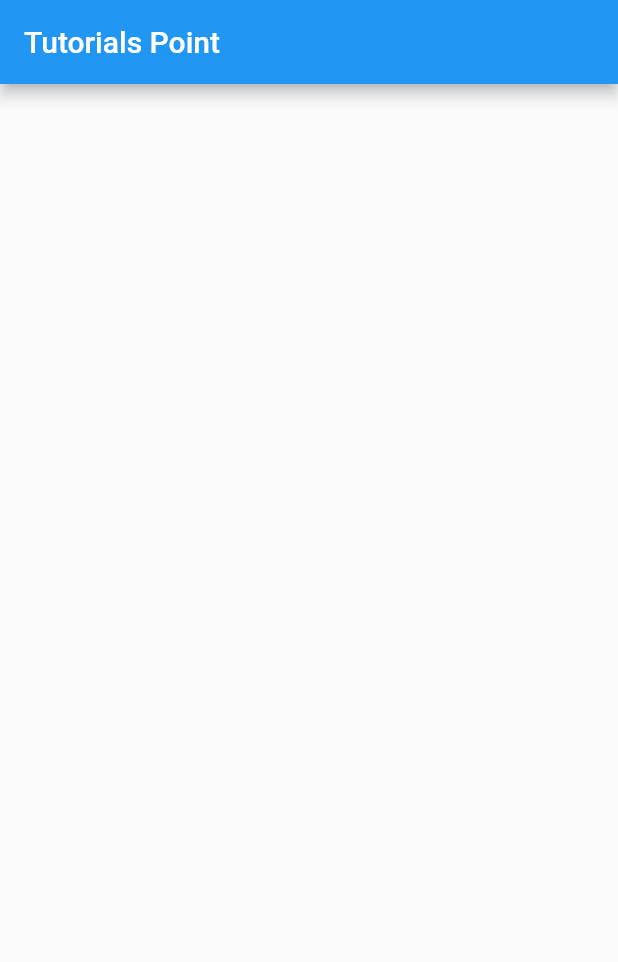
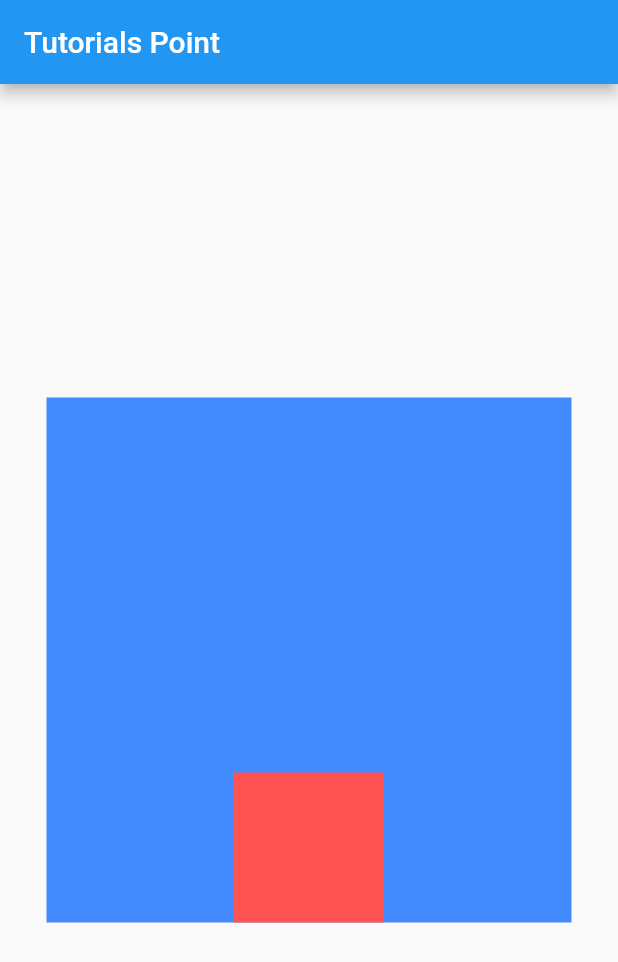
Before and after one commit to azharmarmu/tp_article, a Flutter app: the screen it shows after launch, on a phone screen of 412 x 824 dp. Shown: the top 962 px of the screen. Run offline on Flutter 3.47's test engine with Material 2 defaults, Android fonts, the phone set to English and light mode, and no system bars.

Commit message:
example-created

```diff
--- a/lib/home_page.dart
+++ b/lib/home_page.dart
@@ -9,7 +9,21 @@ class HomePage extends StatelessWidget {
       appBar: AppBar(
         title: const Text('Tutorials Point'),
       ),
-      body: const SizedBox.shrink(),
+      body: Center(
+        child: Container(
+          width: 350,
+          height: 350,
+          color: Colors.blueAccent,
+          child: Align(
+            alignment: Alignment.bottomCenter,
+            child: Container(
+              width:100,
+              height: 100,
+              color: Colors.redAccent,
+            ),
+          ),
+        ),
+      ),
     );
   }
 }
```
Also changed, not shown: 2 other files.
